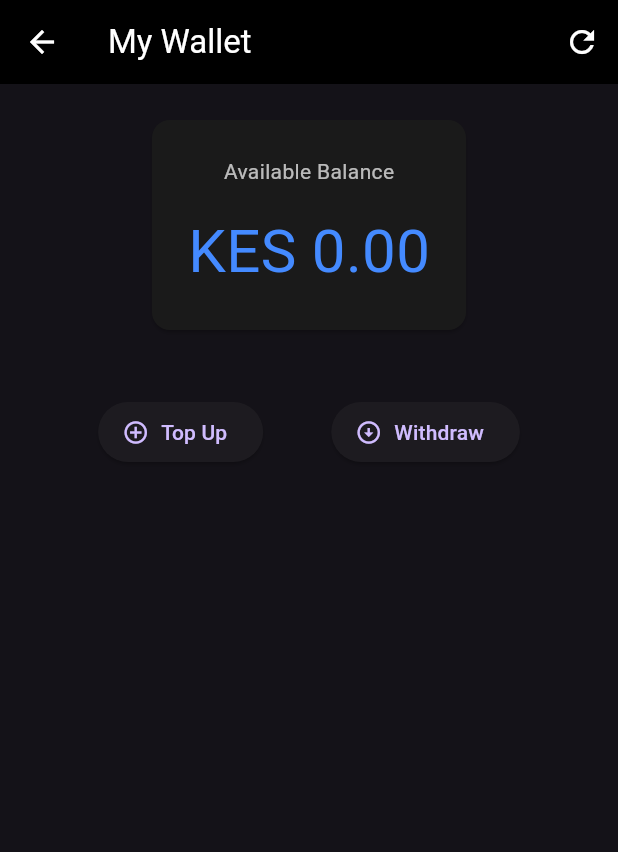
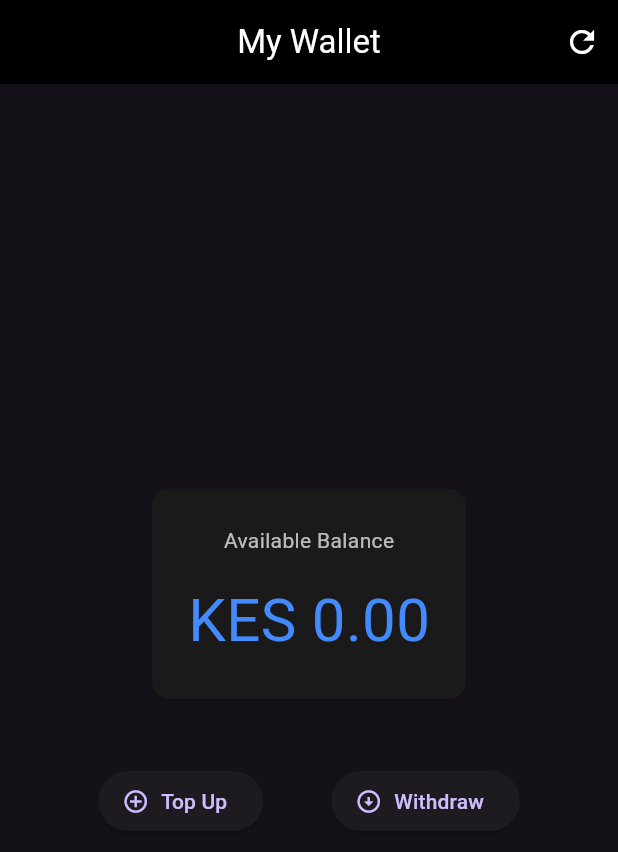
Before and after one commit to machageDev/marketplace-system, a Flutter app: the WalletScreen screen opened directly, on a phone screen of 412 x 824 dp. Shown: the top 852 px of the screen. Run offline on Flutter 3.47's test engine with Material 3 defaults, Android fonts, the phone set to English and light mode, and no system bars; our stand-ins replace file_picker, flutter_secure_storage, image_picker, shared_preferences, webview_flutter; accounts and stored records are empty; network calls fail.

Commit message:
feat: center wallet screen and remove back arrow

```diff
--- a/flutterapp/helawork/lib/freelancer/home/wallet_screen.dart
+++ b/flutterapp/helawork/lib/freelancer/home/wallet_screen.dart
@@ -88,8 +88,12 @@ class WalletScreen extends StatelessWidget {
     return Scaffold(
       appBar: AppBar(
         title: const Text('My Wallet'),
+        centerTitle: true,  // This centers the title
         backgroundColor: Colors.black,
         foregroundColor: Colors.white,
+        // Removed the arrow/back button by not having leading widget
+        automaticallyImplyLeading: false,  // This removes the back arrow
+        // If you want to keep the refresh button in the app bar:
         actions: [
           IconButton(
             icon: const Icon(Icons.refresh),
@@ -99,9 +103,11 @@ class WalletScreen extends StatelessWidget {
       ),
       body: wallet.loading
           ? const Center(child: CircularProgressIndicator(color: Colors.blueAccent))
-          : SingleChildScrollView(
+          : Center(  // Center the entire content
+              child: SingleChildScrollView(
                 padding: const EdgeInsets.all(20),
                 child: Column(
+                  mainAxisAlignment: MainAxisAlignment.center,
                   children: [
                     Card(
                       color: const Color(0xFF1A1A1A),
@@ -136,6 +142,7 @@ class WalletScreen extends StatelessWidget {
                   ],
                 ),
               ),
+            ),
     );
   }
 }
```
Lines whose indentation alone changed are shown as unchanged.
